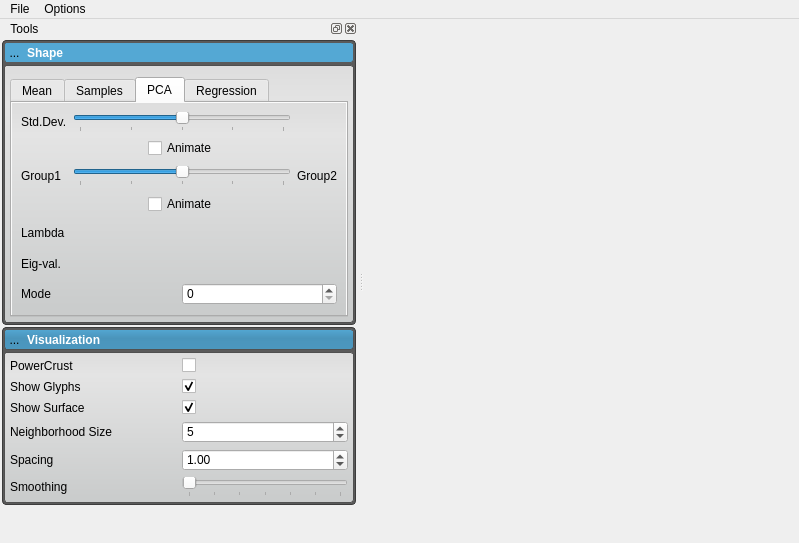
First picture: the form in Post/source/ShapeWorksView2/ShapeWorksView2.ui, repository SCIInstitute/ShapeWorks, before the edit.
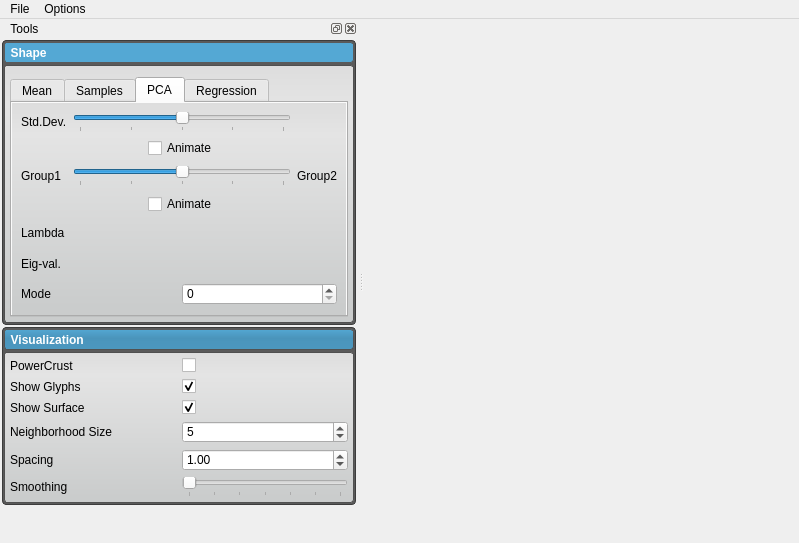
Second picture: the form after the edit. Icons and pictures are not drawn. Custom widgets are drawn as their Qt base class.

Commit message: Remove unused/nonworking triangle buttons.

Diff of the .ui file:
```diff
--- a/Post/source/ShapeWorksView2/ShapeWorksView2.ui
+++ b/Post/source/ShapeWorksView2/ShapeWorksView2.ui
@@ -391,40 +391,10 @@
               <property name="bottomMargin">
                <number>0</number>
               </property>
-              <item>
-               <widget class="QToolButton" name="shapeOpenButton">
-                <property name="minimumSize">
-                 <size>
-                  <width>21</width>
-                  <height>21</height>
-                 </size>
-                </property>
-                <property name="maximumSize">
-                 <size>
-                  <width>21</width>
-                  <height>21</height>
-                 </size>
-                </property>
-                <property name="text">
-                 <string>...</string>
-                </property>
-                <property name="icon">
-                 <iconset resource="ShapeWorksView2.qrc">
-                  <normaloff>:/ShapeWorksView2/images/DownArrowWhite.png</normaloff>
-                  <normalon>:/Images/DownArrowWhite.png</normalon>:/ShapeWorksView2/images/DownArrowWhite.png</iconset>
-                </property>
-                <property name="checkable">
-                 <bool>true</bool>
-                </property>
-                <property name="checked">
-                 <bool>true</bool>
-                </property>
-               </widget>
-              </item>
               <item>
                <widget class="QLabel" name="shapeLabel">
                 <property name="text">
-                 <string>Shape</string>
+                 <string>  Shape</string>
                 </property>
                </widget>
               </item>
@@ -1126,39 +1096,10 @@
               <property name="bottomMargin">
                <number>0</number>
               </property>
-              <item>
-               <widget class="QToolButton" name="visualizationOpenButton">
-                <property name="minimumSize">
-                 <size>
-                  <width>21</width>
-                  <height>21</height>
-                 </size>
-                </property>
-                <property name="maximumSize">
-                 <size>
-                  <width>21</width>
-                  <height>21</height>
-                 </size>
-                </property>
-                <property name="text">
-                 <string>...</string>
-                </property>
-                <property name="icon">
-                 <iconset resource="ShapeWorksView2.qrc">
-                  <normaloff>:/ShapeWorksView2/images/DownArrowWhite.png</normaloff>:/ShapeWorksView2/images/DownArrowWhite.png</iconset>
-                </property>
-                <property name="checkable">
-                 <bool>true</bool>
-                </property>
-                <property name="checked">
-                 <bool>true</bool>
-                </property>
-               </widget>
-              </item>
               <item>
                <widget class="QLabel" name="visualizationLabel">
                 <property name="text">
-                 <string>Visualization</string>
+                 <string>  Visualization</string>
                 </property>
                </widget>
               </item>
```
Left out of the diff: 4 changed lines with no effect on the pictures.
